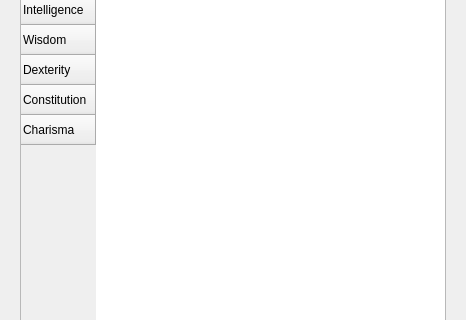
This is NPPQT/src/birthdialog.ui in nppangband/NPPAngband as Qt 5 draws it before an edit; both pictures show x 0 to 466 and y 141 to 461 of the 466 by 600 pixel window. The edited form follows.
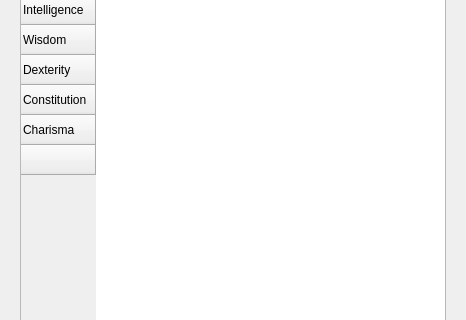
This is the edited form. The open tabs and pages were chosen to show the change.

What changed in the file:
```diff
--- a/NPPQT/src/birthdialog.ui
+++ b/NPPQT/src/birthdialog.ui
@@ -305,6 +305,11 @@
            <string>Charisma</string>
           </property>
          </row>
+         <row>
+          <property name="text">
+           <string/>
+          </property>
+         </row>
          <column>
           <property name="text">
            <string>Self</string>
@@ -332,7 +337,7 @@
          </column>
          <column>
           <property name="text">
-           <string>Cost</string>
+           <string>Spent</string>
           </property>
          </column>
          <column>
```
Left out of the diff: 6 changed lines with no effect on the pictures.
